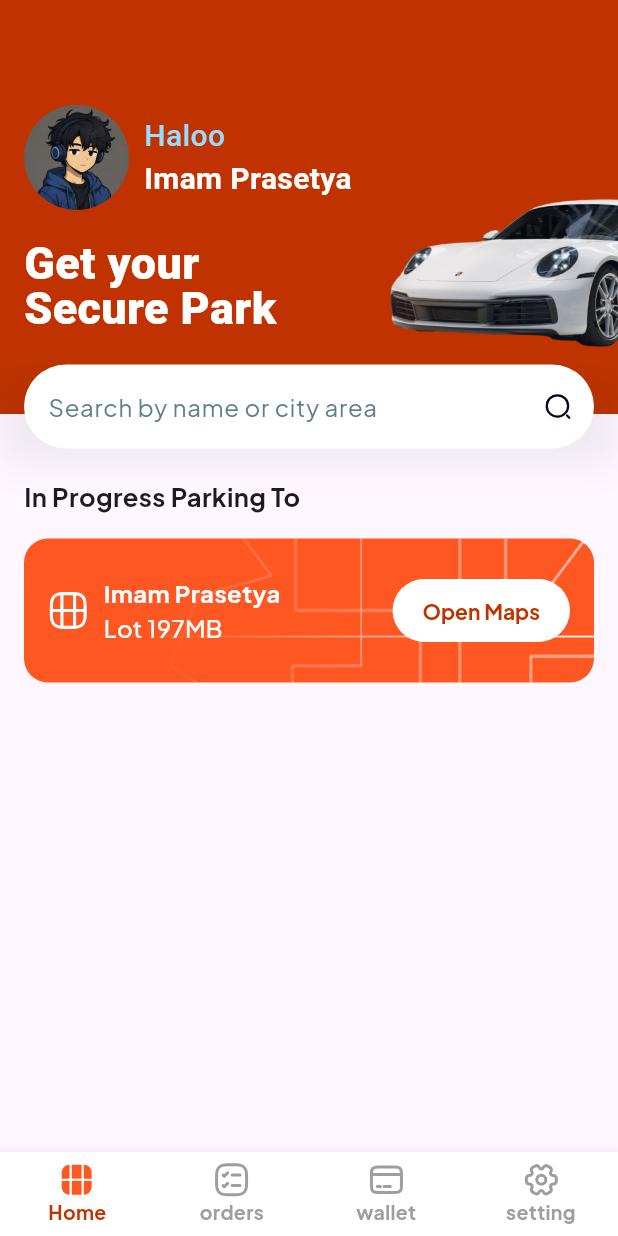
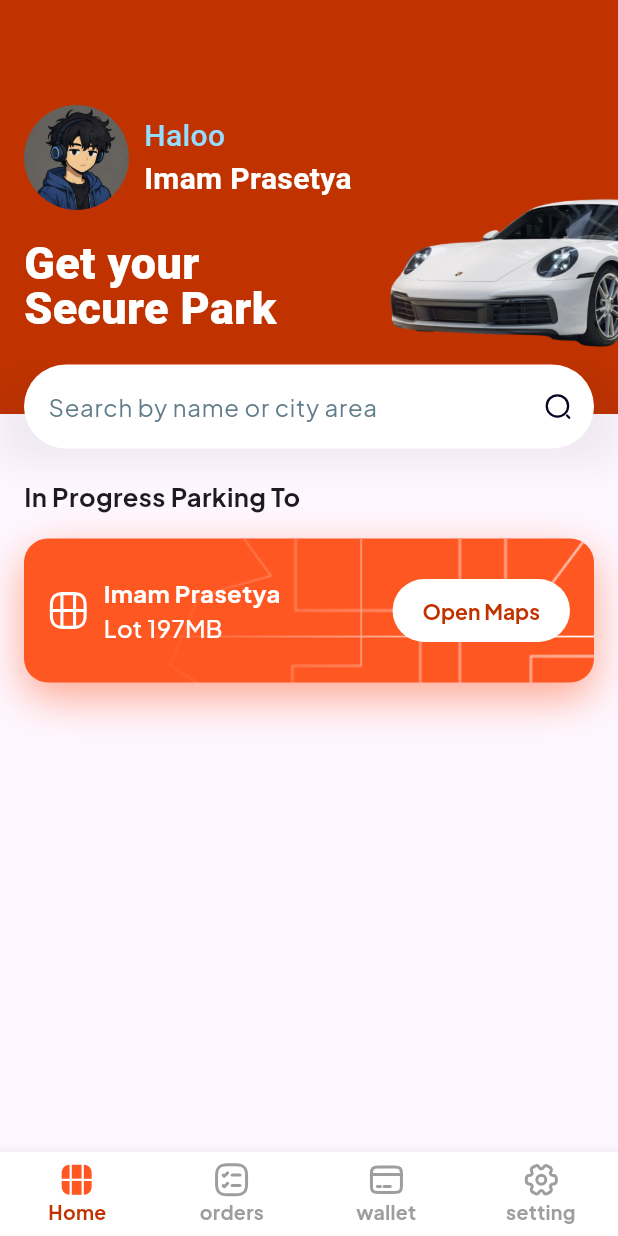
Before and after one commit to imamprasetya/parkcar, a Flutter app: the screen it shows after launch, on a phone screen of 412 x 824 dp. Run offline on Flutter 3.47's test engine with Material 3 defaults, Android fonts, the phone set to English and light mode, and no system bars; our stand-ins replace flutter_svg, google_fonts.

Commit message:
button widget

```diff
--- a/lib/widgets/button_widget.dart
+++ b/lib/widgets/button_widget.dart
@@ -3,12 +3,18 @@ import 'package:google_fonts/google_fonts.dart';
 import 'package:parkcar/theme/app_pallete.dart';
 
 class ButtonWidget extends StatelessWidget {
-  const ButtonWidget({super.key});
+  final String text;
+  final VoidCallback onTap;
+  const ButtonWidget({
+    super.key,
+    required this.text,
+    required this.onTap,
+  });
 
   @override
   Widget build(BuildContext context) {
     return ElevatedButton(
-      onPressed: () {},
+      onPressed: onTap,
       style: ElevatedButton.styleFrom(
         elevation: 0,
         backgroundColor: AppPallete.white,
--- a/lib/widgets/inprogres.dart
+++ b/lib/widgets/inprogres.dart
@@ -26,6 +26,13 @@ class InProgresWidget extends StatelessWidget {
             image: AssetImage("assets/images/bg_in_progress.png"),
             fit: BoxFit.cover,
           ),
+          boxShadow: [
+            BoxShadow(
+              color: AppPallete.colorPrimary.withOpacity(0.5),
+              blurRadius: 24,
+              offset: const Offset(0, 10),
+            ),
+          ],
         ),
         child: Row(
           children: [
@@ -57,7 +64,7 @@ class InProgresWidget extends StatelessWidget {
               ],
             ),
             Spacer(),
-            ButtonWidget(),
+            ButtonWidget(text: 'Open Maps', onTap: () {}),
           ],
         ),
       ),
```
